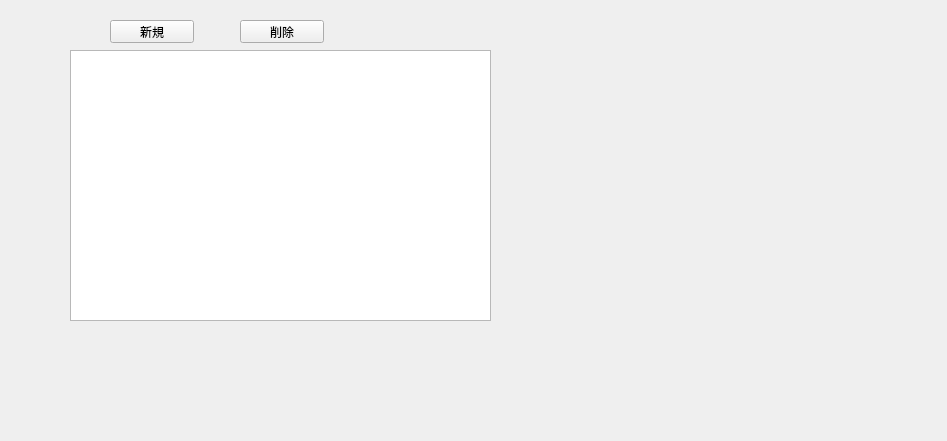
First picture: the form in vckake.ui, repository gh6141/vckakeForLinux, before the edit.
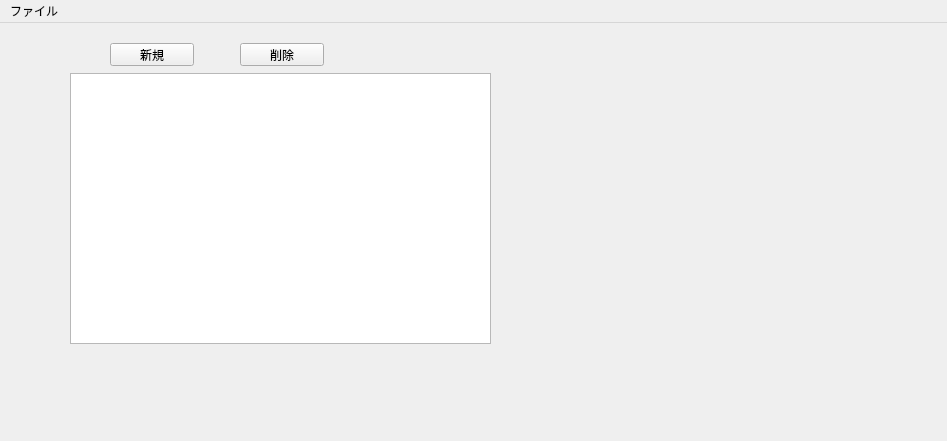
Second picture: the form after the edit.

```diff
--- a/vckake.ui
+++ b/vckake.ui
@@ -71,6 +71,14 @@
      <height>20</height>
     </rect>
    </property>
+   <widget class="QMenu" name="menu">
+    <property name="title">
+     <string>ファイル</string>
+    </property>
+    <addaction name="separator"/>
+    <addaction name="action_2"/>
+   </widget>
+   <addaction name="menu"/>
   </widget>
  </widget>
  <resources/>
```
Left out of the diff: 5 changed lines with no effect on the pictures.
